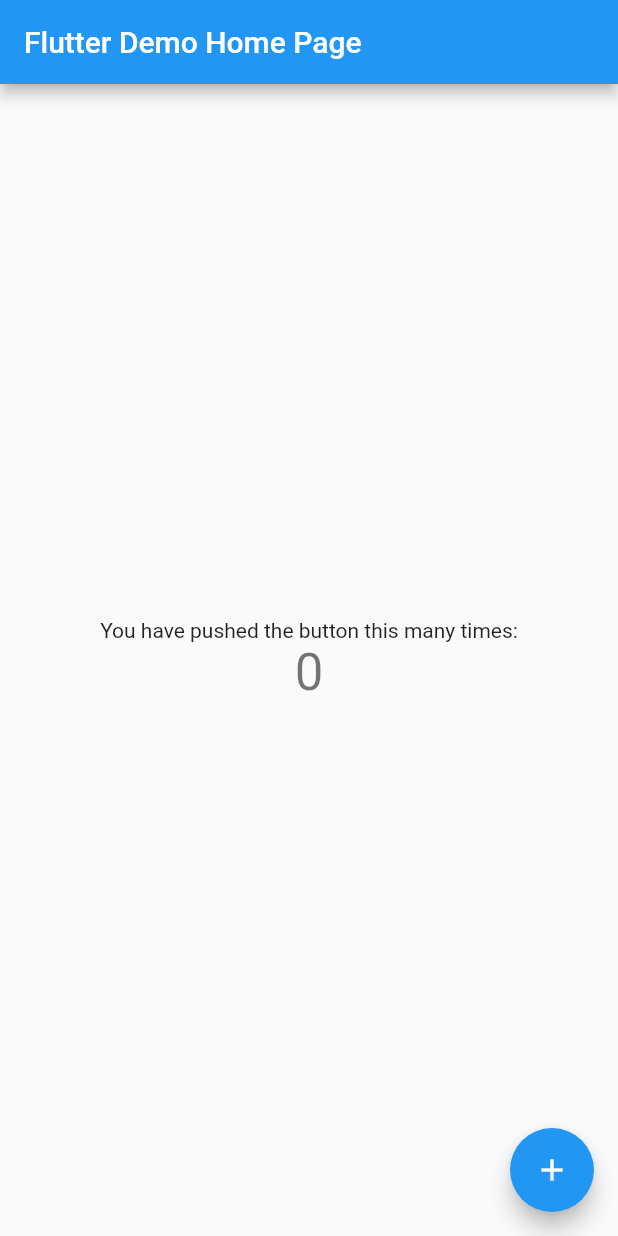
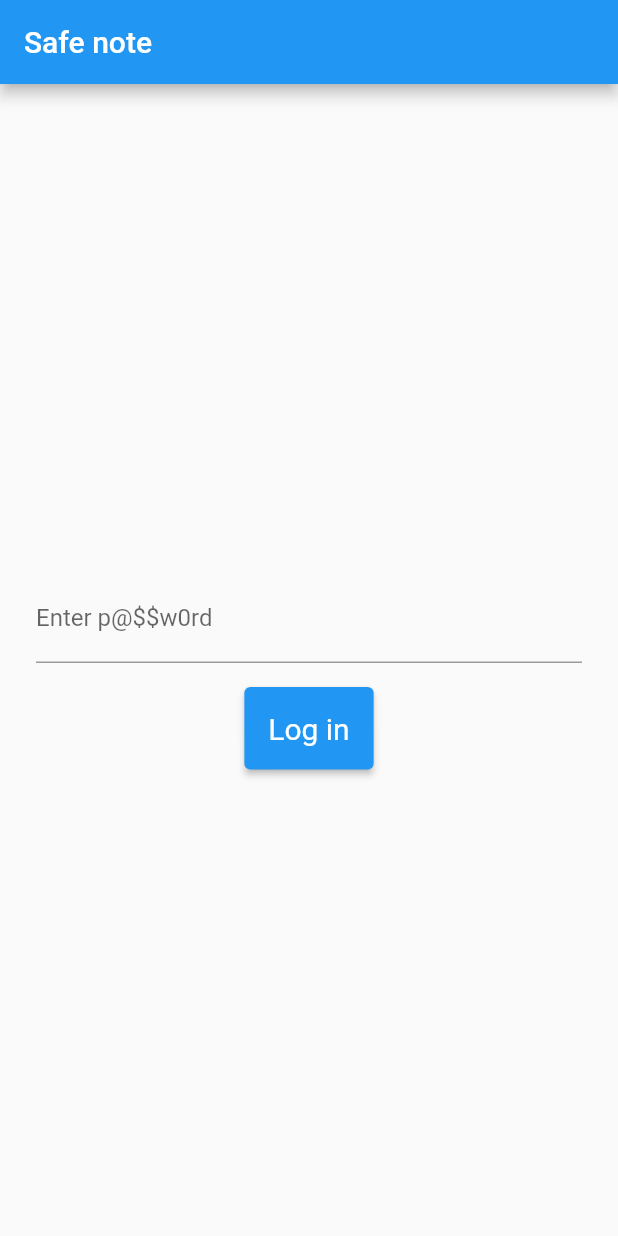
Before and after one commit to fczajka/safe_note, a Flutter app: the screen it shows after launch, on a phone screen of 412 x 824 dp. Run offline on Flutter 3.47's test engine with Material 2 defaults, Android fonts, the phone set to English and light mode, and no system bars.

Commit message:
Change UI, add basic password checker

```diff
--- a/lib/main.dart
+++ b/lib/main.dart
@@ -7,40 +7,20 @@ void main() {
 class MyApp extends StatelessWidget {
   const MyApp({super.key});
 
-  // This widget is the root of your application.
   @override
   Widget build(BuildContext context) {
     return MaterialApp(
       title: 'Flutter Demo',
       theme: ThemeData(
-        // This is the theme of your application.
-        //
-        // Try running your application with "flutter run". You'll see the
-        // application has a blue toolbar. Then, without quitting the app, try
-        // changing the primarySwatch below to Colors.green and then invoke
-        // "hot reload" (press "r" in the console where you ran "flutter run",
-        // or simply save your changes to "hot reload" in a Flutter IDE).
-        // Notice that the counter didn't reset back to zero; the application
-        // is not restarted.
         primarySwatch: Colors.blue,
       ),
-      home: const MyHomePage(title: 'Flutter Demo Home Page'),
+      home: const MyHomePage(title: 'Safe note'),
     );
   }
 }
 
 class MyHomePage extends StatefulWidget {
   const MyHomePage({super.key, required this.title});
-
-  // This widget is the home page of your application. It is stateful, meaning
-  // that it has a State object (defined below) that contains fields that affect
-  // how it looks.
-
-  // This class is the configuration for the state. It holds the values (in this
-  // case the title) provided by the parent (in this case the App widget) and
-  // used by the build method of the State. Fields in a Widget subclass are
-  // always marked "final".
-
   final String title;
 
   @override
@@ -48,68 +28,58 @@ class MyHomePage extends StatefulWidget {
 }
 
 class _MyHomePageState extends State<MyHomePage> {
-  int _counter = 0;
+  final ButtonStyle style = ElevatedButton.styleFrom(
+      textStyle: const TextStyle(fontSize: 20),
+      padding: const EdgeInsets.all(16));
 
-  void _incrementCounter() {
-    setState(() {
-      // This call to setState tells the Flutter framework that something has
-      // changed in this State, which causes it to rerun the build method below
-      // so that the display can reflect the updated values. If we changed
-      // _counter without calling setState(), then the build method would not be
-      // called again, and so nothing would appear to happen.
-      _counter++;
-    });
+  final myController = TextEditingController();
+
+  @override
+  void dispose() {
+    // Clean up the controller when the widget is disposed.
+    myController.dispose();
+    super.dispose();
   }
 
   @override
   Widget build(BuildContext context) {
-    // This method is rerun every time setState is called, for instance as done
-    // by the _incrementCounter method above.
-    //
-    // The Flutter framework has been optimized to make rerunning build methods
-    // fast, so that you can just rebuild anything that needs updating rather
-    // than having to individually change instances of widgets.
     return Scaffold(
-      appBar: AppBar(
-        // Here we take the value from the MyHomePage object that was created by
-        // the App.build method, and use it to set our appbar title.
-        title: Text(widget.title),
-      ),
-      body: Center(
-        // Center is a layout widget. It takes a single child and positions it
-        // in the middle of the parent.
-        child: Column(
-          // Column is also a layout widget. It takes a list of children and
-          // arranges them vertically. By default, it sizes itself to fit its
-          // children horizontally, and tries to be as tall as its parent.
-          //
-          // Invoke "debug painting" (press "p" in the console, choose the
-          // "Toggle Debug Paint" action from the Flutter Inspector in Android
-          // Studio, or the "Toggle Debug Paint" command in Visual Studio Code)
-          // to see the wireframe for each widget.
-          //
-          // Column has various properties to control how it sizes itself and
-          // how it positions its children. Here we use mainAxisAlignment to
-          // center the children vertically; the main axis here is the vertical
-          // axis because Columns are vertical (the cross axis would be
-          // horizontal).
+        appBar: AppBar(
+          title: Text(widget.title),
+        ),
+        body: Column(
           mainAxisAlignment: MainAxisAlignment.center,
-          children: <Widget>[
-            const Text(
-              'You have pushed the button this many times:',
+          children: [
+            Padding(
+              padding: const EdgeInsets.symmetric(horizontal: 24, vertical: 16),
+              child: TextField(
+                obscureText: true,
+                decoration: const InputDecoration(
+                  labelText: 'Enter p@\$\$w0rd',
+                ),
+                controller: myController,
+              ),
             ),
-            Text(
-              '$_counter',
-              style: Theme.of(context).textTheme.headline4,
-            ),
+            ElevatedButton(
+                style: style,
+                child: const Text('Log in'),
+                onPressed: () {
+                  showDialog(
+                    context: context,
+                    builder: (context) {
+                      if (myController.text == "p@\$\$w0rd") {
+                        return const AlertDialog(
+                          content: Text("Correct password"),
+                        );
+                      } else {
+                        return const AlertDialog(
+                          content: Text("Wrong password"),
+                        );
+                      }
+                    },
+                  );
+                }),
           ],
-        ),
-      ),
-      floatingActionButton: FloatingActionButton(
-        onPressed: _incrementCounter,
-        tooltip: 'Increment',
-        child: const Icon(Icons.add),
-      ), // This trailing comma makes auto-formatting nicer for build methods.
-    );
+        ));
   }
 }
```
